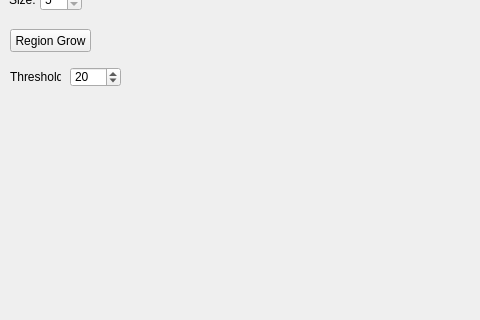
Before: the Qt Designer form main/KardioPerfusion.ui in CardiacImagingCharite/CardiacPerfusion, drawn with Qt 5; both pictures show x 0 to 480 and y 399 to 719 of the 1143 by 877 pixel window.
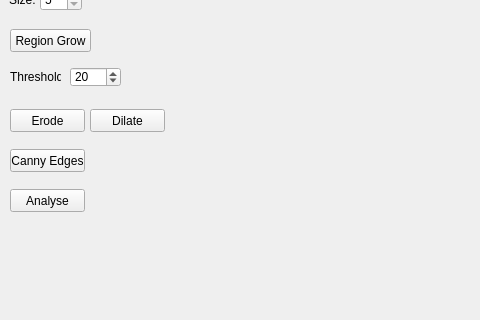
After: the same form once the commit is applied. Icons and pictures are not drawn. Custom widgets are drawn as their Qt base class.

```diff
--- a/main/KardioPerfusion.ui
+++ b/main/KardioPerfusion.ui
@@ -175,6 +175,58 @@
      <string>Threshold:</string>
     </property>
    </widget>
+   <widget class="QPushButton" name="btn_erode">
+    <property name="geometry">
+     <rect>
+      <x>10</x>
+      <y>460</y>
+      <width>75</width>
+      <height>23</height>
+     </rect>
+    </property>
+    <property name="text">
+     <string>Erode</string>
+    </property>
+   </widget>
+   <widget class="QPushButton" name="btn_dilate">
+    <property name="geometry">
+     <rect>
+      <x>90</x>
+      <y>460</y>
+      <width>75</width>
+      <height>23</height>
+     </rect>
+    </property>
+    <property name="text">
+     <string>Dilate</string>
+    </property>
+   </widget>
+   <widget class="QPushButton" name="btn_cannyEdges">
+    <property name="geometry">
+     <rect>
+      <x>10</x>
+      <y>500</y>
+      <width>75</width>
+      <height>23</height>
+     </rect>
+    </property>
+    <property name="text">
+     <string>Canny Edges</string>
+    </property>
+   </widget>
+   <widget class="QPushButton" name="btn_analyse">
+    <property name="geometry">
+     <rect>
+      <x>10</x>
+      <y>540</y>
+      <width>75</width>
+      <height>23</height>
+     </rect>
+    </property>
+    <property name="text">
+     <string>Analyse</string>
+    </property>
+   </widget>
   </widget>
   <widget class="QMenuBar" name="menubar">
    <property name="geometry">
```
Left out of the diff: 42 changed lines with no effect on the pictures.
